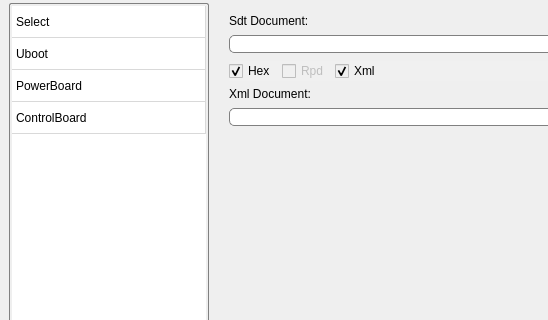
First picture: the form in App/EpromManager/eprommanager.ui, repository Scorpion1911/ServoDriveTech, before the edit; both pictures show x 0 to 548 and y 0 to 320 of the 805 by 466 pixel window.
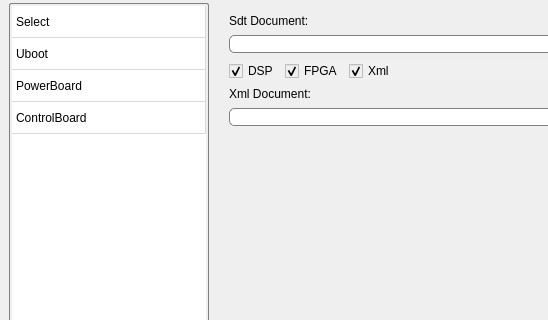
Second picture: the form after the edit. The open tabs and pages were chosen to show the change.

Patch:
```diff
--- a/App/EpromManager/eprommanager.ui
+++ b/App/EpromManager/eprommanager.ui
@@ -321,7 +321,7 @@
             <item>
              <widget class="QCheckBox" name="checkBox_Hex">
               <property name="text">
-               <string>Hex</string>
+               <string>DSP</string>
               </property>
               <property name="checked">
                <bool>true</bool>
@@ -331,10 +331,13 @@
             <item>
              <widget class="QCheckBox" name="checkBox_Rpd">
               <property name="enabled">
-               <bool>false</bool>
+               <bool>true</bool>
               </property>
               <property name="text">
-               <string>Rpd</string>
+               <string>FPGA</string>
+              </property>
+              <property name="checked">
+               <bool>true</bool>
               </property>
              </widget>
             </item>
```
Left out of the diff: 45 changed lines with no effect on the pictures.
